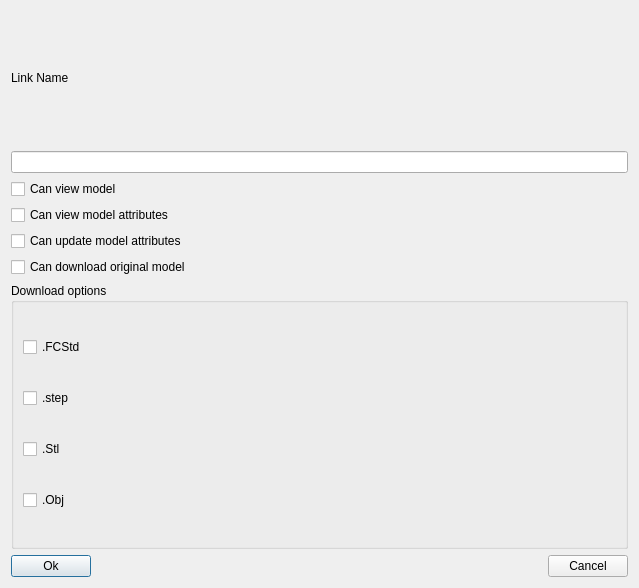
Above: SharingLinkEditDialog.ui from Ondsel-Development/Ondsel-Lens-Addon before the change. Below: the same form after it.
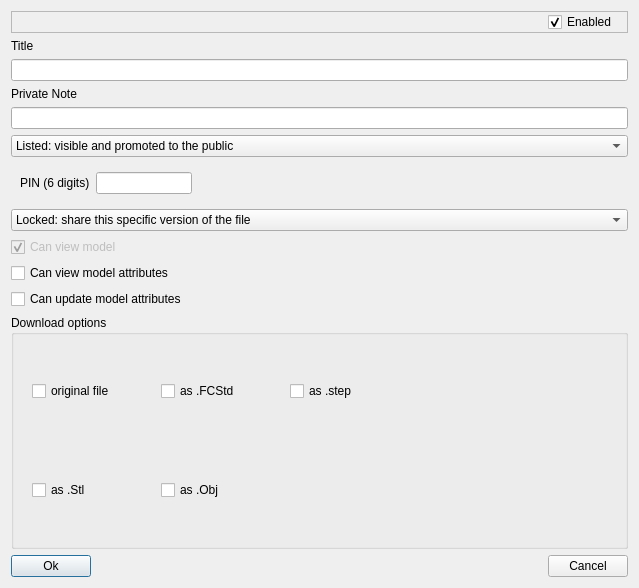
That is the form after the change.

Commit message: Added fields to match ShareLink Dialog on web

The edit to the form file:
```diff
--- a/SharingLinkEditDialog.ui
+++ b/SharingLinkEditDialog.ui
@@ -16,10 +16,67 @@
   <layout class="QVBoxLayout">
    <item>
     <layout class="QVBoxLayout" name="verticalLayout_2">
+     <item>
+      <widget class="QFrame" name="enableFrame">
+       <property name="minimumSize">
+        <size>
+         <width>0</width>
+         <height>10</height>
+        </size>
+       </property>
+       <property name="frameShape">
+        <enum>QFrame::StyledPanel</enum>
+       </property>
+       <property name="frameShadow">
+        <enum>QFrame::Raised</enum>
+       </property>
+       <layout class="QHBoxLayout" name="horizontalLayout_4">
+        <property name="topMargin">
+         <number>0</number>
+        </property>
+        <property name="bottomMargin">
+         <number>0</number>
+        </property>
+        <item>
+         <spacer name="horizontalSpacer_5">
+          <property name="orientation">
+           <enum>Qt::Horizontal</enum>
+          </property>
+          <property name="sizeHint" stdset="0">
+           <size>
+            <width>40</width>
+            <height>20</height>
+           </size>
+          </property>
+         </spacer>
+        </item>
+        <item>
+         <widget class="QCheckBox" name="enabledCheckBox">
+          <property name="text">
+           <string>Enabled</string>
+          </property>
+          <property name="checked">
+           <bool>true</bool>
+          </property>
+         </widget>
+        </item>
+       </layout>
+      </widget>
+     </item>
+     <item>
+      <widget class="QLabel" name="titleLabel">
+       <property name="text">
+        <string>Title</string>
+       </property>
+      </widget>
+     </item>
+     <item>
+      <widget class="QLineEdit" name="linkTitle"/>
+     </item>
      <item>
       <widget class="QLabel" name="label">
        <property name="text">
-        <string>Link Name</string>
+        <string>Private Note</string>
        </property>
       </widget>
      </item>
@@ -30,11 +87,125 @@
        </property>
       </widget>
      </item>
+     <item>
+      <widget class="QComboBox" name="protectionComboBox">
+       <property name="sizePolicy">
+        <sizepolicy hsizetype="Preferred" vsizetype="Preferred">
+         <horstretch>0</horstretch>
+         <verstretch>0</verstretch>
+        </sizepolicy>
+       </property>
+       <item>
+        <property name="text">
+         <string>Listed: visible and promoted to the public</string>
+        </property>
+       </item>
+       <item>
+        <property name="text">
+         <string>Unlisted: visible to public but you need to know the URL</string>
+        </property>
+       </item>
+       <item>
+        <property name="text">
+         <string>Pin: only visible when the PIN is entered</string>
+        </property>
+       </item>
+      </widget>
+     </item>
+     <item>
+      <widget class="QFrame" name="pinFrame">
+       <property name="enabled">
+        <bool>true</bool>
+       </property>
+       <property name="minimumSize">
+        <size>
+         <width>0</width>
+         <height>20</height>
+        </size>
+       </property>
+       <property name="frameShape">
+        <enum>QFrame::NoFrame</enum>
+       </property>
+       <property name="frameShadow">
+        <enum>QFrame::Plain</enum>
+       </property>
+       <layout class="QHBoxLayout" name="horizontalLayout_3">
+        <item>
+         <widget class="QLabel" name="pinLabel">
+          <property name="enabled">
+           <bool>true</bool>
+          </property>
+          <property name="text">
+           <string>PIN (6 digits)</string>
+          </property>
+         </widget>
+        </item>
+        <item>
+         <widget class="QLineEdit" name="pinLineEdit">
+          <property name="enabled">
+           <bool>true</bool>
+          </property>
+          <property name="maximumSize">
+           <size>
+            <width>96</width>
+            <height>16777215</height>
+           </size>
+          </property>
+          <property name="maxLength">
+           <number>6</number>
+          </property>
+         </widget>
+        </item>
+        <item>
+         <spacer name="horizontalSpacer_4">
+          <property name="orientation">
+           <enum>Qt::Horizontal</enum>
+          </property>
+          <property name="sizeHint" stdset="0">
+           <size>
+            <width>40</width>
+            <height>20</height>
+           </size>
+          </property>
+         </spacer>
+        </item>
+       </layout>
+      </widget>
+     </item>
+     <item>
+      <widget class="QComboBox" name="versionFollowingComboBox">
+       <property name="sizePolicy">
+        <sizepolicy hsizetype="Preferred" vsizetype="Preferred">
+         <horstretch>0</horstretch>
+         <verstretch>0</verstretch>
+        </sizepolicy>
+       </property>
+       <item>
+        <property name="text">
+         <string>Locked: share this specific version of the file</string>
+        </property>
+       </item>
+       <item>
+        <property name="text">
+         <string>Active: always show the file version that is active</string>
+        </property>
+       </item>
+      </widget>
+     </item>
      <item>
       <widget class="QCheckBox" name="canViewModelCheckBox">
+       <property name="enabled">
+        <bool>false</bool>
+       </property>
        <property name="text">
         <string>Can view model</string>
        </property>
+       <property name="checkable">
+        <bool>true</bool>
+       </property>
+       <property name="checked">
+        <bool>true</bool>
+       </property>
       </widget>
      </item>
      <item>
@@ -51,13 +222,6 @@
        </property>
       </widget>
      </item>
-     <item>
-      <widget class="QCheckBox" name="canDownloadOriginalCheckBox">
-       <property name="text">
-        <string>Can download original model</string>
-       </property>
-      </widget>
-     </item>
     </layout>
    </item>
    <item>
@@ -69,31 +233,178 @@
        </property>
        <layout class="QVBoxLayout" name="verticalLayout">
         <item>
-         <widget class="QCheckBox" name="canExportFCStdCheckBox">
-          <property name="text">
-           <string>.FCStd</string>
+         <widget class="QFrame" name="upperDownloadOptionFrame">
+          <property name="sizePolicy">
+           <sizepolicy hsizetype="Preferred" vsizetype="Minimum">
+            <horstretch>0</horstretch>
+            <verstretch>0</verstretch>
+           </sizepolicy>
           </property>
-         </widget>
-        </item>
-        <item>
-         <widget class="QCheckBox" name="canExportSTEPCheckBox">
-          <property name="text">
-           <string>.step</string>
+          <property name="frameShape">
+           <enum>QFrame::NoFrame</enum>
           </property>
-         </widget>
-        </item>
-        <item>
-         <widget class="QCheckBox" name="canExportSTLCheckBox">
-          <property name="text">
-           <string>.Stl</string>
+          <property name="frameShadow">
+           <enum>QFrame::Plain</enum>
           </property>
+          <layout class="QHBoxLayout" name="horizontalLayout">
+           <property name="spacing">
+            <number>1</number>
+           </property>
+           <property name="topMargin">
+            <number>1</number>
+           </property>
+           <property name="bottomMargin">
+            <number>1</number>
+           </property>
+           <item>
+            <widget class="QCheckBox" name="canDownloadOriginalCheckBox">
+             <property name="minimumSize">
+              <size>
+               <width>128</width>
+               <height>0</height>
+              </size>
+             </property>
+             <property name="maximumSize">
+              <size>
+               <width>172</width>
+               <height>16777215</height>
+              </size>
+             </property>
+             <property name="text">
+              <string>original file</string>
+             </property>
+            </widget>
+           </item>
+           <item>
+            <widget class="QCheckBox" name="canExportFCStdCheckBox">
+             <property name="minimumSize">
+              <size>
+               <width>128</width>
+               <height>0</height>
+              </size>
+             </property>
+             <property name="maximumSize">
+              <size>
+               <width>172</width>
+               <height>16777215</height>
+              </size>
+             </property>
+             <property name="text">
+              <string>as .FCStd</string>
+             </property>
+            </widget>
+           </item>
+           <item>
+            <widget class="QCheckBox" name="canExportSTEPCheckBox">
+             <property name="minimumSize">
+              <size>
+               <width>128</width>
+               <height>0</height>
+              </size>
+             </property>
+             <property name="maximumSize">
+              <size>
+               <width>172</width>
+               <height>16777215</height>
+              </size>
+             </property>
+             <property name="text">
+              <string>as .step</string>
+             </property>
+            </widget>
+           </item>
+           <item>
+            <spacer name="horizontalSpacer_2">
+             <property name="orientation">
+              <enum>Qt::Horizontal</enum>
+             </property>
+             <property name="sizeHint" stdset="0">
+              <size>
+               <width>40</width>
+               <height>20</height>
+              </size>
+             </property>
+            </spacer>
+           </item>
+          </layout>
          </widget>
         </item>
         <item>
-         <widget class="QCheckBox" name="canExportOBJCheckBox">
-          <property name="text">
-           <string>.Obj</string>
+         <widget class="QFrame" name="lowerDownloadOptionFrame">
+          <property name="sizePolicy">
+           <sizepolicy hsizetype="Preferred" vsizetype="Minimum">
+            <horstretch>0</horstretch>
+            <verstretch>0</verstretch>
+           </sizepolicy>
           </property>
+          <property name="frameShape">
+           <enum>QFrame::NoFrame</enum>
+          </property>
+          <property name="frameShadow">
+           <enum>QFrame::Plain</enum>
+          </property>
+          <layout class="QHBoxLayout" name="horizontalLayout_2">
+           <property name="spacing">
+            <number>1</number>
+           </property>
+           <property name="topMargin">
+            <number>1</number>
+           </property>
+           <property name="bottomMargin">
+            <number>1</number>
+           </property>
+           <item>
+            <widget class="QCheckBox" name="canExportSTLCheckBox">
+             <property name="minimumSize">
+              <size>
+               <width>128</width>
+               <height>0</height>
+              </size>
+             </property>
+             <property name="maximumSize">
+              <size>
+               <width>172</width>
+               <height>16777215</height>
+              </size>
+             </property>
+             <property name="text">
+              <string>as .Stl</string>
+             </property>
+            </widget>
+           </item>
+           <item>
+            <widget class="QCheckBox" name="canExportOBJCheckBox">
+             <property name="minimumSize">
+              <size>
+               <width>128</width>
+               <height>0</height>
+              </size>
+             </property>
+             <property name="maximumSize">
+              <size>
+               <width>172</width>
+               <height>16777215</height>
+              </size>
+             </property>
+             <property name="text">
+              <string>as .Obj</string>
+             </property>
+            </widget>
+           </item>
+           <item>
+            <spacer name="horizontalSpacer_3">
+             <property name="orientation">
+              <enum>Qt::Horizontal</enum>
+             </property>
+             <property name="sizeHint" stdset="0">
+              <size>
+               <width>40</width>
+               <height>20</height>
+              </size>
+             </property>
+            </spacer>
+           </item>
+          </layout>
          </widget>
         </item>
        </layout>
```
The commit also changes 3 other files.
